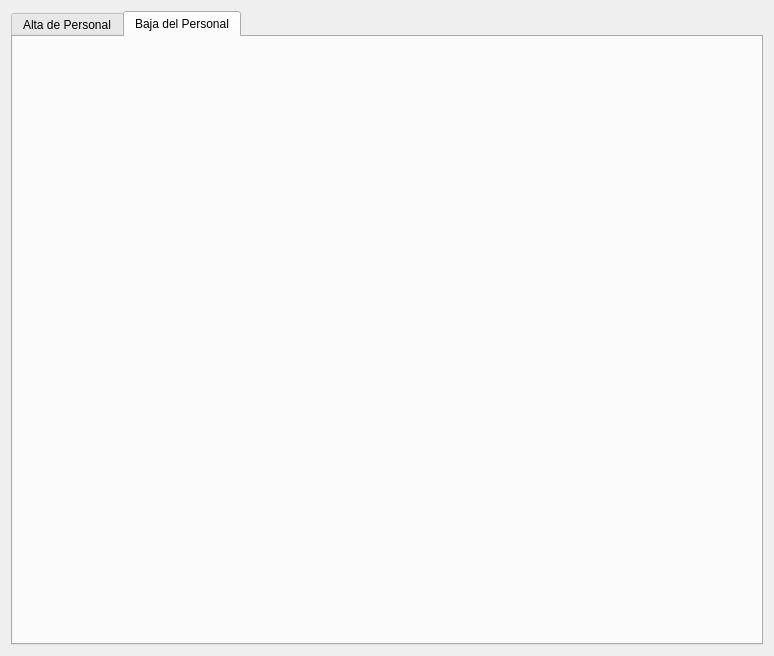
Above: control/ui/wggestion.ui from Peruvian/Triamera-Control before the change. Below: the same form after it.
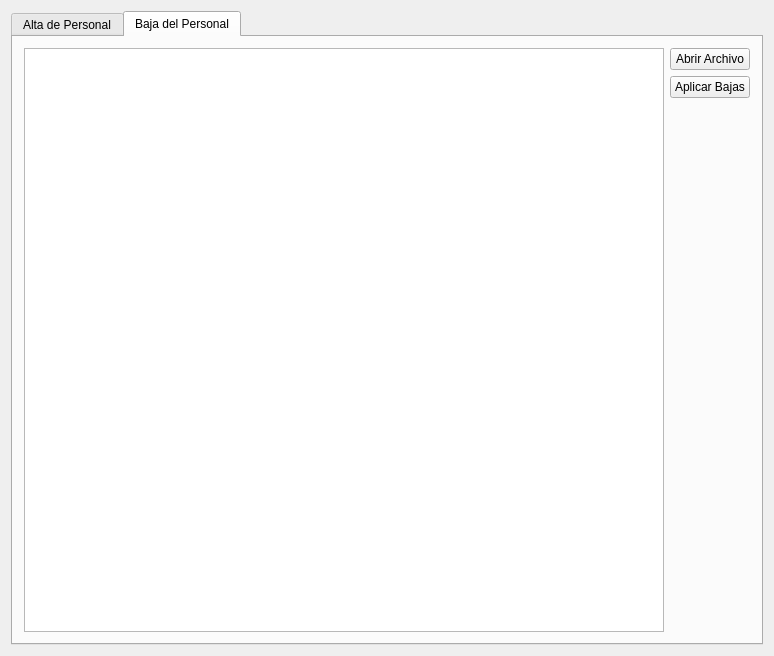
That is the form after the change. The open tabs and pages were chosen to show the change.

What changed in the file:
```diff
--- a/control/ui/wggestion.ui
+++ b/control/ui/wggestion.ui
@@ -81,6 +81,46 @@
       <attribute name="title">
        <string>Baja del Personal</string>
       </attribute>
+      <layout class="QGridLayout" name="gridLayout_3">
+       <item row="0" column="0">
+        <layout class="QHBoxLayout" name="horizontalLayout_2">
+         <item>
+          <widget class="QTableView" name="grdVBajas"/>
+         </item>
+         <item>
+          <layout class="QVBoxLayout" name="verticalLayout_2">
+           <item>
+            <widget class="QPushButton" name="btnAbrirBajas">
+             <property name="text">
+              <string>Abrir Archivo</string>
+             </property>
+            </widget>
+           </item>
+           <item>
+            <widget class="QPushButton" name="btnApplicarBajas">
+             <property name="text">
+              <string>Aplicar Bajas</string>
+             </property>
+            </widget>
+           </item>
+           <item>
+            <spacer name="verticalSpacer_2">
+             <property name="orientation">
+              <enum>Qt::Vertical</enum>
+             </property>
+             <property name="sizeHint" stdset="0">
+              <size>
+               <width>20</width>
+               <height>40</height>
+              </size>
+             </property>
+            </spacer>
+           </item>
+          </layout>
+         </item>
+        </layout>
+       </item>
+      </layout>
      </widget>
     </widget>
    </item>
```
